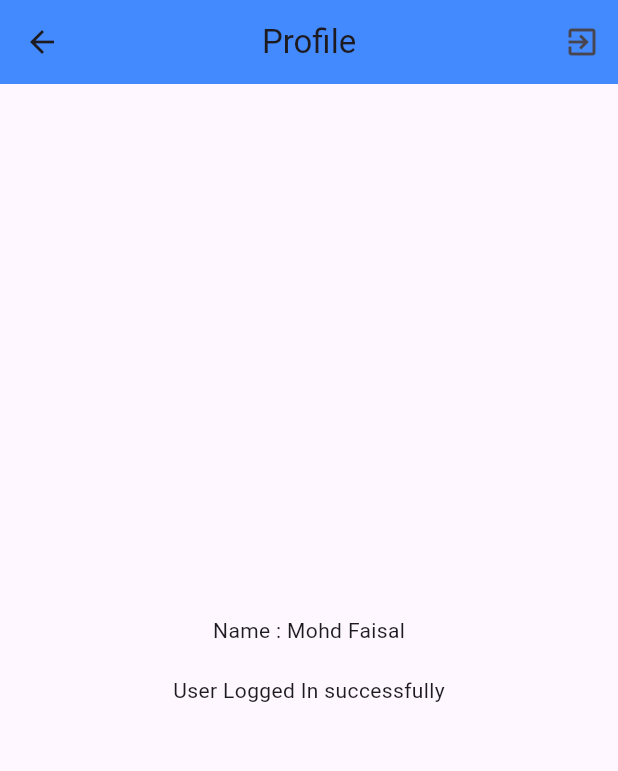
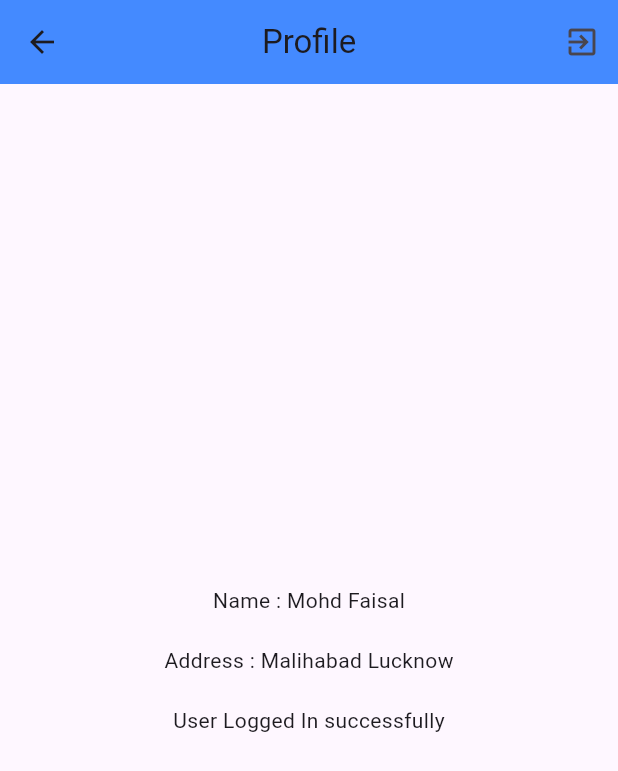
Before and after one commit to mohdfaisal77/survey_app_SharedPreferences, a Flutter app: the ProfileScreen screen opened directly, on a phone screen of 412 x 824 dp. Shown: the top 771 px of the screen. Run offline on Flutter 3.47's test engine with Material 3 defaults, Android fonts, the phone set to English and light mode, and no system bars; our stand-ins replace shared_preferences; accounts and stored records are empty.

Commit message:
adding features

```diff
--- a/lib/view/bottom_nav/bottom_navbar.dart
+++ b/lib/view/bottom_nav/bottom_navbar.dart
@@ -40,7 +40,7 @@ class _BottomNavBarState extends State<BottomNavBar> {
           ),
           BottomNavigationBarItem(
             icon: Icon(Icons.assessment_outlined),
-            label: 'Survey',  // This will take you to the survey form
+            label: 'Survey',  // This will take you to th survey form
           ),
           BottomNavigationBarItem(
             icon: Icon(Icons.person),
--- a/lib/view/login/login_screen.dart
+++ b/lib/view/login/login_screen.dart
@@ -71,7 +71,7 @@ class _LoginScreenState extends State<LoginScreen> {
                 child: ElevatedButton(
                   onPressed: _submitForm,
                   style: ElevatedButton.styleFrom(
-                    primary: Colors.blueAccent
+                    backgroundColor: Colors.blueAccent
                   ),
                   child: Container(
                     width: double.infinity,
--- a/lib/view/profile/profile_screen.dart
+++ b/lib/view/profile/profile_screen.dart
@@ -34,6 +34,10 @@ class ProfileScreen extends StatelessWidget {
           ),
           SizedBox(height: 20),
           Center(
+            child: Text("Address : Malihabad Lucknow"),
+          ),
+          SizedBox(height: 20),
+          Center(
             child: Text("User Logged In successfully"),
           ),
         ],
--- a/lib/view/surveys/current_survey.dart
+++ b/lib/view/surveys/current_survey.dart
@@ -113,6 +113,8 @@ class _SurveyFormState extends State<SurveyForm> {
     surveys.add(surveyModel.toMap().toString());
     await prefs.setStringList('surveys', surveys);
 
+
+
     // Update survey count
     int surveyCount = surveys.length;
     await prefs.setInt('survey_count', surveyCount);
@@ -192,14 +194,12 @@ class _SurveyFormState extends State<SurveyForm> {
                   ),
 
                   SizedBox(height: 10,),
-                  // Gender Dropdown
-                Row(
+                  Row(
                   children: [
                     Text("Gender : ",style: TextStyle(fontWeight: FontWeight.w700),),
                     SizedBox(width: 20,),
                     DropdownButton<String>(
 borderRadius: BorderRadius.circular(10),
-
                       value: surveyModel.gender.isEmpty ? null : surveyModel.gender,
                       hint: Text("Other",),
                       items: ['Other', 'Male', 'Female'].map((gender) {
--- a/lib/view/surveys/customer_feedback_survey.dart
+++ b/lib/view/surveys/customer_feedback_survey.dart
@@ -291,7 +291,7 @@ SizedBox(height: 10,),
                 // Submit Button
                 ElevatedButton(
                   style: ElevatedButton.styleFrom(
-                      primary: Colors.blueAccent
+                      backgroundColor: Colors.blueAccent
                   ),
                onPressed: (){
                  if (_formKey.currentState!.validate()) {
```
Also changed, not shown: lib/models/survey_model.dart (+0 -62 lines), pubspec.lock.
